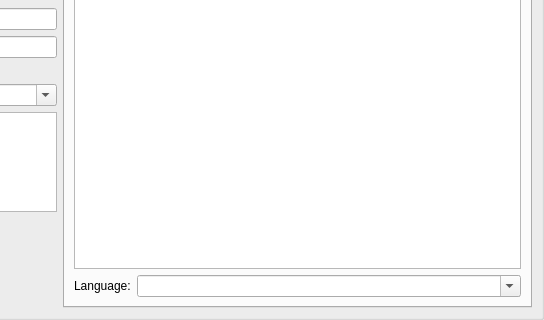
Above: resources/ui/track_page.ui from Iconoclasteinc/tgit before the change; both pictures show x 348 to 892 and y 349 to 669 of the 892 by 669 pixel window. Below: the same form after it.
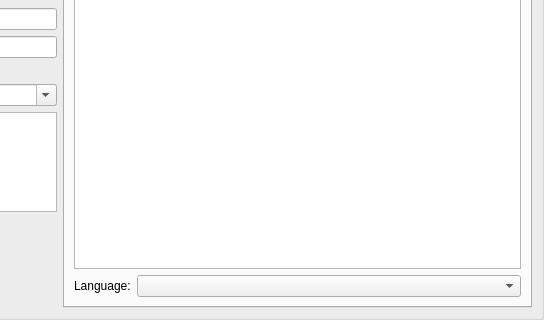
That is the form after the change. The open tabs and pages were chosen to show the change. Icons and pictures are not drawn. Custom widgets are drawn as their Qt base class.

Diff of the .ui file:
```diff
--- a/resources/ui/track_page.ui
+++ b/resources/ui/track_page.ui
@@ -1384,12 +1384,6 @@
             <property name="focusPolicy">
              <enum>Qt::StrongFocus</enum>
             </property>
-            <property name="editable">
-             <bool>true</bool>
-            </property>
-            <property name="insertPolicy">
-             <enum>QComboBox::NoInsert</enum>
-            </property>
            </widget>
           </item>
          </layout>
```
Left out of the diff: 2 changed lines with no effect on the pictures.
